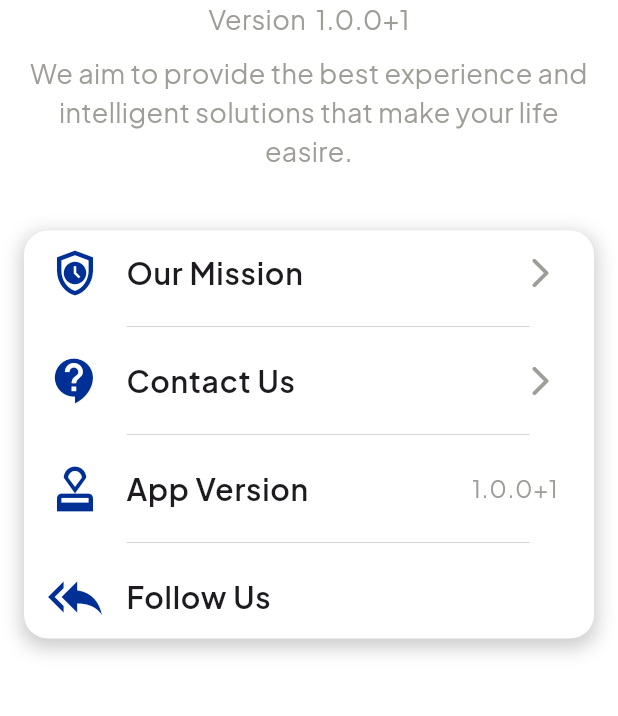
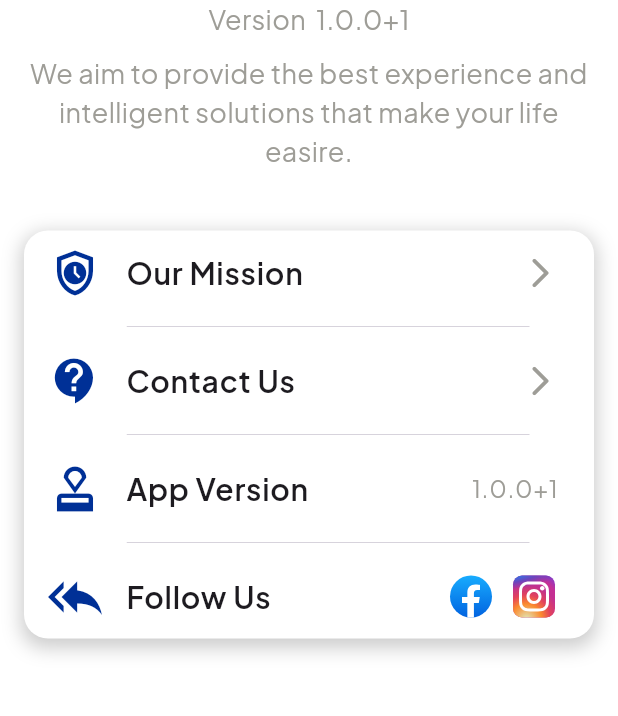
Before and after one commit to ZiadTamer10/AI_ERU_Tawasol, a Flutter app: the AboutMeView screen opened by its route, on a phone screen of 412 x 824 dp, the part 455-1171 px from its top. Run offline on Flutter 3.47's test engine with Material 3 defaults, Android fonts, the phone set to English and light mode, and no system bars; our stand-ins replace bloc, dartz, equatable, firebase_auth, firebase_core, flutter_bloc and 7 more; accounts and stored records are empty.

Commit message:
about me view body ui done

```diff
--- a/lib/core/utils/assets.dart
+++ b/lib/core/utils/assets.dart
@@ -16,4 +16,7 @@ class AssetsData {
   static const String login = 'assets/images/png/login.png';
   static const String noAnnouncement = 'assets/images/png/no_announcement.png';
   static const String course = 'assets/images/png/course.jpg';
+  static const String facebook = 'assets/images/svg/facebook.svg';
+  static const String snapchat2 = 'assets/images/svg/snapchat.svg';
+  static const String instagram = 'assets/images/svg/instagram.svg';
 }
--- a/lib/features/profile/presentation/view/widgets/about_me_view_body.dart
+++ b/lib/features/profile/presentation/view/widgets/about_me_view_body.dart
@@ -1,10 +1,12 @@
 import 'package:ai_eru_tawasol/constants.dart';
+import 'package:ai_eru_tawasol/core/utils/assets.dart';
 import 'package:ai_eru_tawasol/core/utils/styles.dart';
 import 'package:ai_eru_tawasol/features/profile/presentation/view/widgets/additional_pages_app_bar.dart';
 import 'package:ai_eru_tawasol/features/profile/presentation/view/widgets/custom_about_me_header.dart';
 import 'package:ai_eru_tawasol/features/profile/presentation/view/widgets/custom_container_section.dart';
 import 'package:ai_eru_tawasol/features/profile/presentation/view/widgets/custom_list_tile.dart';
 import 'package:flutter/material.dart';
+import 'package:flutter_svg/flutter_svg.dart';
 
 class AboutMeViewBody extends StatelessWidget {
   const AboutMeViewBody({super.key});
@@ -68,6 +70,14 @@ class AboutMeViewBody extends StatelessWidget {
                 color: kPrimaryColor,
               ),
               title: 'Follow Us',
+              trailing: Row(
+                spacing: 10,
+                mainAxisSize: MainAxisSize.min,
+                children: [
+                  SvgPicture.asset(AssetsData.facebook),
+                  SvgPicture.asset(AssetsData.instagram, height: 32),
+                ],
+              ),
               onTap: () {},
             ),
           ],
```
Also changed, not shown: assets/images/svg/facebook.svg (added), assets/images/svg/instagram.svg (added), assets/images/svg/snapchat.svg (added).
